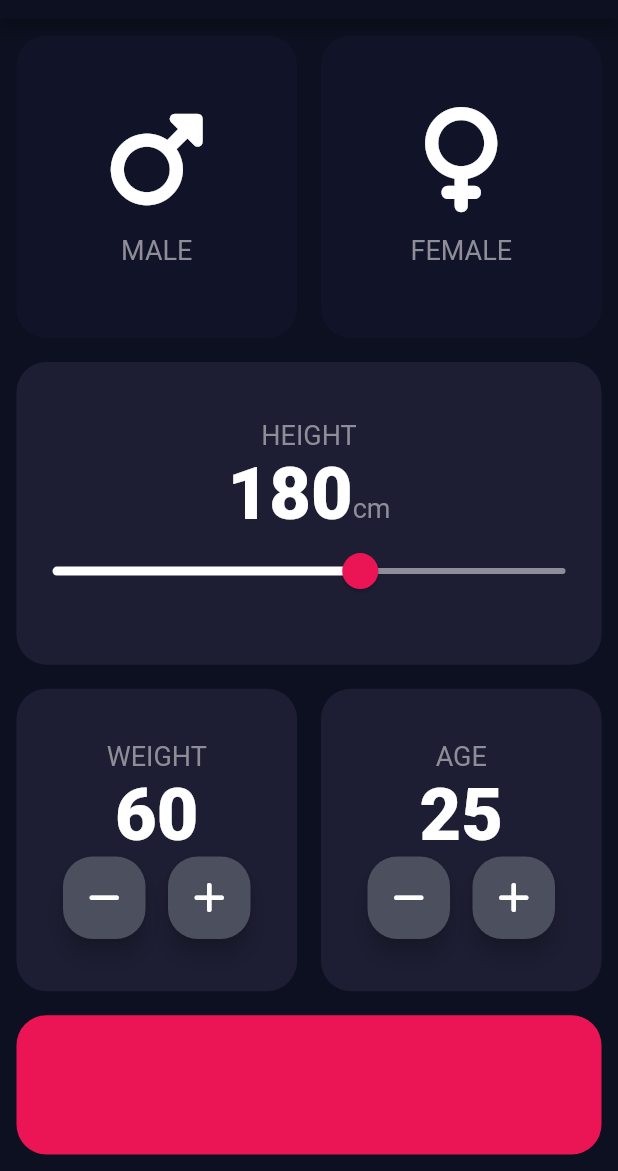
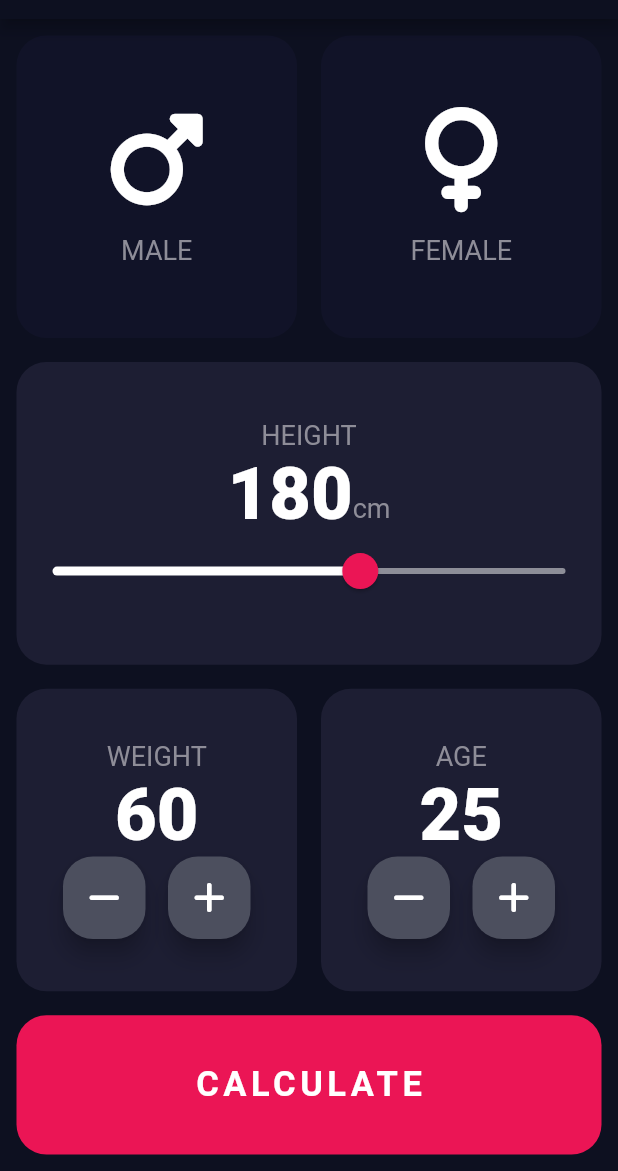
Before and after one commit to Bamidele1234/bmi_calculator, a Flutter app: the screen it shows after launch, on a phone screen of 412 x 824 dp, the part 65-1236 px from its top. Run offline on Flutter 3.47's test engine with Material 2 defaults, Android fonts, the phone set to English and light mode, and no system bars; our stand-ins replace font_awesome_flutter.

```diff
--- a/lib/input_page.dart
+++ b/lib/input_page.dart
@@ -194,7 +194,22 @@ class _InputPageState extends State<InputPage> {
             ),
             Expanded(
               flex: kbuttonFlex,
-              child: ReusableCard(mrg: kmrg, myColor: kbtnColor, brd: kbrd),
+              child: ReusableCard(
+                mrg: kmrg,
+                myColor: kbtnColor,
+                brd: kbrd,
+                cardChild: const Center(
+                  child: Text('CALCULATE',
+                      style: TextStyle(
+                        fontSize: 23,
+                        fontWeight: FontWeight.w600,
+                        letterSpacing: 3,
+                      )),
+                ),
+                onPressed: () {
+                  Navigator.pushNamed(context, 'Screen2');
+                },
+              ),
             ),
           ],
         ),
--- a/lib/main.dart
+++ b/lib/main.dart
@@ -1,3 +1,4 @@
+import 'package:bmi_calculator/results_page.dart';
 import 'package:flutter/material.dart';
 import 'input_page.dart';
 
@@ -16,7 +17,11 @@ class BMICalculator extends StatelessWidget {
           primary: Color(0xFF0D1020),
         ),
       ),
-      home: const InputPage(),
+      initialRoute: 'Screen1',
+      routes: {
+        'Screen1': (context) => const InputPage(),
+        'Screen2': (context) => const ResultsPage()
+      },
     );
   }
 }
```
Also changed, not shown: lib/results_page.dart (added, +22 -0 lines).
